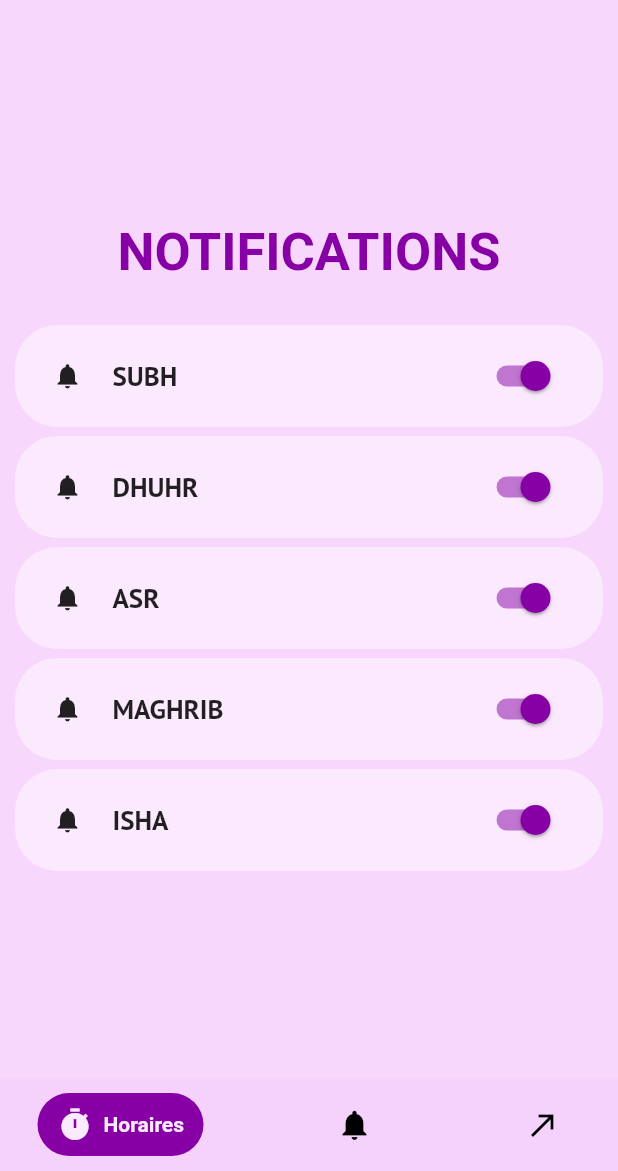
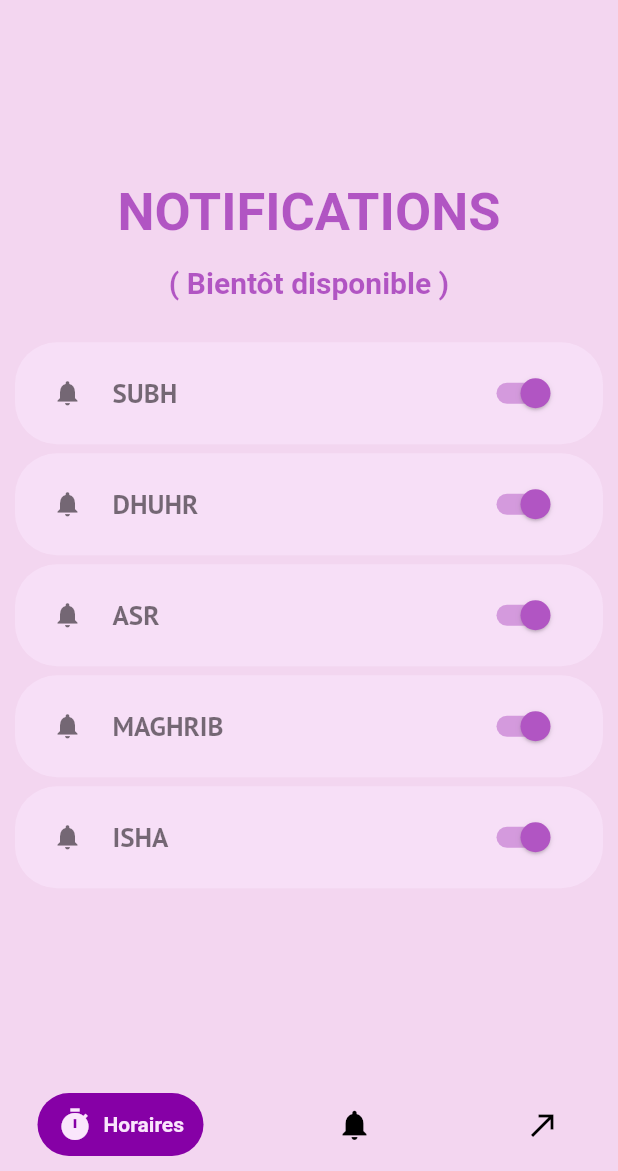
Before and after one commit to Waayne78/QalamSalat, a Flutter app: the NotificationsView screen opened by its route, on a phone screen of 412 x 824 dp, the part 65-1236 px from its top. Run offline on Flutter 3.47's test engine with Material 2 defaults, Android fonts, the phone set to English and light mode, and no system bars; drawn by our look-alikes of google_nav_bar; our stand-ins replace auto_route, flutter_riverpod, geolocator, google_fonts, loading_animation_widget; missing offline and left inert: flutter_qiblah, slide_digital_clock.

Commit message:
Prêt à publier

```diff
--- /dev/null
+++ b/l10n.yaml
@@ -0,0 +1,3 @@
+arb-dir: lib/l10n
+template-arb-file: app_en.arb
+output-localization-file: app_localizations.dart
--- /dev/null
+++ b/lib/l10n/app_en.arb
@@ -0,0 +1,6 @@
+{
+  "helloWorld": "Hello World!",
+  "@helloWorld": {
+    "description": "The conventional newborn programmer greeting"
+  }
+}
--- /dev/null
+++ b/lib/l10n/app_es.arb
@@ -0,0 +1,3 @@
+{
+    "helloWorld": "¡Hola Mundo!"
+}
--- a/lib/ui/app/app_router.dart
+++ b/lib/ui/app/app_router.dart
@@ -1,8 +1,10 @@
 import 'package:auto_route/auto_route.dart';
 import 'package:test_app/ui/views/home/home.dart';
 import 'package:test_app/ui/views/main_view.dart';
+
 import 'package:test_app/ui/views/settings/notifications_view.dart';
 import 'package:test_app/ui/views/settings/settings_page.dart';
+import '../views/settings/state/qiblah_view.dart';
 
 @MaterialAutoRouter(
   replaceInRouteName: 'View,Route',
@@ -11,6 +13,8 @@ import 'package:test_app/ui/views/settings/settings_page.dart';
     AutoRoute(page: MainView, initial: true, children: [
       AutoRoute(page: HomeView),
       AutoRoute(page: NotificationsView),
+      AutoRoute(page: QiblahView),
+
     ]),
   ],
 )
--- a/lib/ui/app/app_theme.dart
+++ b/lib/ui/app/app_theme.dart
@@ -2,7 +2,7 @@ import 'package:flutter/material.dart';
 
 class AppTheme {
   static Color darkColor = const Color(0xFF8600A6);
-  static Color lightColor = const Color(0xFFF4D2FB);
-  static Color primaryColor = const Color(0xFFFBEAFD);
+  static Color lightColor = const Color(0xFFF3D6F0);
+  static Color primaryColor = const Color(0xFFFAE6FC);
 
 }
--- a/lib/ui/app/qalam_button.dart
+++ b/lib/ui/app/qalam_button.dart
@@ -1,7 +1,6 @@
-import 'package:flutter/cupertino.dart';
+
 import 'package:flutter/material.dart';
-import 'package:flutter/src/widgets/container.dart';
-import 'package:flutter/src/widgets/framework.dart';
+
 import 'package:test_app/ui/app/app_theme.dart';
 
 class QalamButton extends StatefulWidget {
--- a/lib/ui/views/home/home.dart
+++ b/lib/ui/views/home/home.dart
@@ -16,7 +16,7 @@ class HomeView extends ConsumerWidget {
   Widget buildPrayerTile(String name, String horaire) {
     return Container(
         decoration: BoxDecoration(
-          color: AppTheme.primaryColor,
+          color: Color.fromARGB(255, 252, 233, 255),
           borderRadius: BorderRadius.circular(23),
         ),
         margin: EdgeInsets.symmetric(horizontal: 15),
@@ -93,7 +93,7 @@ class HomeView extends ConsumerWidget {
                 fontWeight: FontWeight.bold),
           ),
           Text(
-              ' DANS ${(state.countdown / 60).floor()} HEURES ET ${state.countdown % 60} MINUTES',
+              '  ${(state.countdown / 60).floor()} HEURES ET ${state.countdown % 60} MINUTES',
               style: GoogleFonts.ptSans(fontSize: 15)),
           const SizedBox(height: 8),
           Padding(
@@ -155,7 +155,7 @@ class HomeView extends ConsumerWidget {
                       children: [
                         buildPrayerTile("Subh", state.horaires[0]),
                         buildPrayerTile("Shuruq", state.horaires[1]),
-                        buildPrayerTile("Dhur", state.horaires[2]),
+                        buildPrayerTile("Dhuhr", state.horaires[2]),
                         buildPrayerTile("Asr", state.horaires[3]),
                         buildPrayerTile("Maghrib", state.horaires[4]),
                         buildPrayerTile("Isha", state.horaires[5]),
--- a/lib/ui/views/main_view.dart
+++ b/lib/ui/views/main_view.dart
@@ -1,9 +1,6 @@
 import 'package:auto_route/auto_route.dart';
 import 'package:flutter/material.dart';
-import 'package:flutter/src/widgets/container.dart';
-import 'package:flutter/src/widgets/framework.dart';
 import 'package:test_app/ui/app/app_router.gr.dart';
-
 import 'package:google_nav_bar/google_nav_bar.dart';
 import 'package:test_app/ui/app/app_theme.dart';
 
@@ -15,8 +12,8 @@ class MainView extends StatelessWidget {
     return AutoTabsScaffold(
       lazyLoad: false,
       resizeToAvoidBottomInset: false,
-    animationDuration: const Duration(seconds: 0) ,
-      routes: [HomeRoute(), NotificationsRoute(), NotificationsRoute()],
+      animationDuration: const Duration(seconds: 0),
+      routes: [HomeRoute(), NotificationsRoute(), QiblahRoute()],
       bottomNavigationBuilder: (context, tabsRouter) => Container(
           color: AppTheme.lightColor,
           padding: const EdgeInsets.symmetric(horizontal: 25, vertical: 10),
@@ -32,8 +29,7 @@ class MainView extends StatelessWidget {
                   text: 'Horaires',
                   onPressed: () {
                     tabsRouter.setActiveIndex(0);
-                  }
-              ),
+                  }),
               GButton(
                   icon: Icons.notifications,
                   text: 'Notifications',
@@ -45,8 +41,7 @@ class MainView extends StatelessWidget {
                   text: 'Qibla',
                   onPressed: () {
                     tabsRouter.setActiveIndex(2);
-                  }
-              ),
+                  }),
             ],
           )),
     );
--- a/lib/ui/views/settings/notifications_view.dart
+++ b/lib/ui/views/settings/notifications_view.dart
@@ -1,4 +1,3 @@
-import 'package:auto_route/auto_route.dart';
 import 'package:flutter/material.dart';
 import 'package:flutter_riverpod/flutter_riverpod.dart';
 import 'package:google_fonts/google_fonts.dart';
@@ -43,9 +42,9 @@ class NotificationsView extends ConsumerWidget {
   @override
   Widget build(BuildContext context, WidgetRef ref) {
     return Scaffold(
-      backgroundColor: Color.fromARGB(255, 247, 215, 252),
+        backgroundColor: AppTheme.lightColor,
         appBar: AppBar(
-        backgroundColor: Color.fromARGB(255, 247, 215, 252),
+          backgroundColor: AppTheme.lightColor,
           centerTitle: true,
           title: Text('Qalam',
               style: GoogleFonts.cormorantGaramond(
@@ -56,7 +55,12 @@ class NotificationsView extends ConsumerWidget {
           elevation: 0,
         ),
         body: Container(
+          child: Opacity(opacity:0.6 ,
+
+            child: IgnorePointer(
+                child: Container(
           padding: const EdgeInsets.all(10),
+          child: Expanded(
             child: Column(
               mainAxisAlignment: MainAxisAlignment.center,
               children: [
@@ -65,15 +69,25 @@ class NotificationsView extends ConsumerWidget {
                         fontWeight: FontWeight.bold,
                         fontSize: 35,
                         color: AppTheme.darkColor)),
+                        SizedBox(height: 15),
+                Text("( Bientôt disponible )",
+                    style: TextStyle(
+                        fontWeight: FontWeight.bold,
+                        fontSize: 20,
+                        color: AppTheme.darkColor)),
                 SizedBox(height: 25),
                 buildNotifTile(Icons.notifications, "SUBH"),
                 buildNotifTile(Icons.notifications, "DHUHR"),
                 buildNotifTile(Icons.notifications, "ASR"),
                 buildNotifTile(Icons.notifications, "MAGHRIB"),
                 buildNotifTile(Icons.notifications, "ISHA"),
+                 SizedBox(height:15),
               ],
+
             ),
+
           ),
-    );
+        )))));
+
   }
 }
--- a/lib/ui/views/settings/state/settings_viewmodel.dart
+++ b/lib/ui/views/settings/state/settings_viewmodel.dart
@@ -1,5 +1,5 @@
 import 'package:flutter_riverpod/flutter_riverpod.dart';
-import 'package:test_app/services/prayer_service.dart';
+
 import 'settings_state.dart';
 
 final settingsProvider =
@@ -8,6 +8,7 @@ final settingsProvider =
 });
 
 class SettingsNotifier extends StateNotifier<SettingsState> {
+  // ignore: unused_field
   final StateNotifierProviderRef<SettingsNotifier, SettingsState> _ref;
 
   SettingsNotifier(this._ref) : super(SettingsState.initial()) {}
```
Also changed, not shown: lib/main.dart (+4 -7 lines), lib/ui/views/settings/settings_page.dart (+17 -11 lines), lib/ui/views/settings/state/qiblah_view.dart (added, +79 -0 lines), pubspec.yaml (+7 -2 lines), assets/images/qibla.png (added), assets/images/qiblah.png (added), lib/ui/app/app_router.gr.dart, pubspec.lock, 7 other files. Lines whose indentation alone changed are shown as unchanged.
